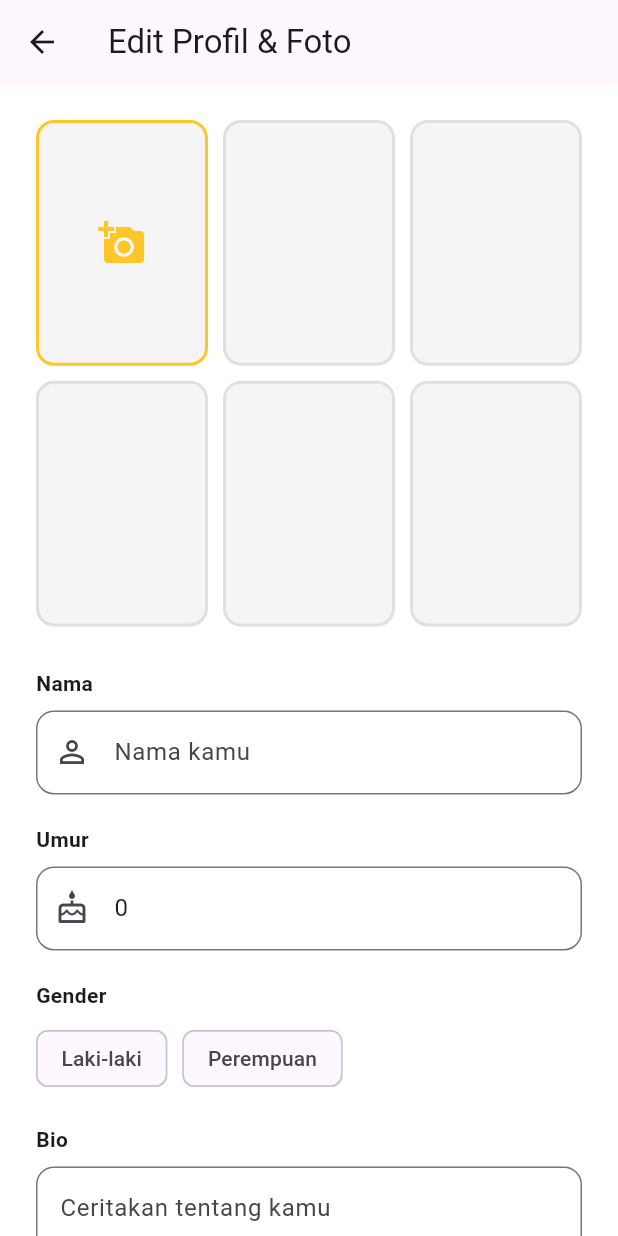
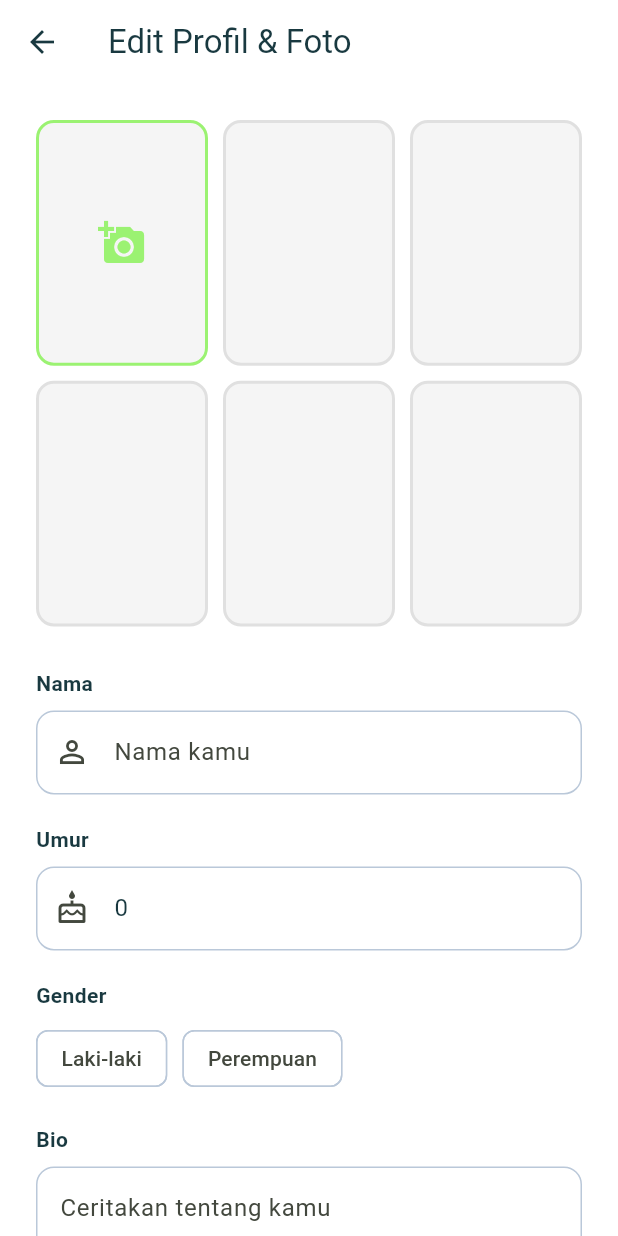
Before and after one commit to Yohanes-505/UTS-Mobprog-2026, a Flutter app: the EditProfileScreen screen opened directly, on a phone screen of 412 x 824 dp. Run offline on Flutter 3.47's test engine with Material 3 defaults, Android fonts, the light colour scheme and no system bars; our stand-ins replace firebase_core, firebase_messaging, flutter_local_notifications, geocoding, geolocator, get and 3 more; accounts and stored records are empty.

Commit message:
feat(profile): update main and app colors

```diff
--- a/lib/constants/app_colors.dart
+++ b/lib/constants/app_colors.dart
@@ -1,13 +1,46 @@
 import 'package:flutter/material.dart';
 
-/// Centralized color palette for the app, based on Bumble's brand colors.
 class AppColors {
   AppColors._();
 
-  static const Color primary = Color(0xFFFFC629); // Bumble yellow
-  static const Color onPrimary = Colors.black;     // text/icons on yellow
+  // Warna inti
+  static const Color lime = Color(0xFF9BF272);
+  static const Color green = Color(0xFF7ABF5A);
+  static const Color ink = Color(0xFF193940);
+  static const Color mist = Color(0xFFBAC8D9);
+
+  /// Latar tombol utama, chip terpilih, slider aktif.
+  static const Color primary = lime;
+
+  /// Teks/ikon DI ATAS `primary`.
+  static const Color onPrimary = ink;
+
+  /// Hijau tua turunan — untuk ikon, teks, dan border hijau di atas putih.
+  static const Color primaryDeep = Color(0xFF3F7A2A);
+
+  /// Latar lembut bernuansa hijau (pengganti purple.shade50, dsb).
+  static const Color primarySoft = Color(0xFFEFFBE7);
+
+  /// Border tipis bernuansa hijau (pengganti purple.shade100).
+  static const Color primaryBorder = Color(0xFFCFEFBC);
 
   static const Color background = Colors.white;
-  static const Color textPrimary = Colors.black;
-  static const Color textSecondary = Colors.grey;
+  static const Color surfaceMuted = Color(0xFFF2F5F8);
+
+  static const Color textPrimary = ink;
+  static const Color textSecondary = Color(0xFF5E7079);
+
+  /// Garis pemisah & border netral.
+  static const Color border = mist;
+
+  // Warna semantik
+  static const Color success = primaryDeep;
+  static const Color successSoft = primarySoft;
+
+  static const Color warning = Color(0xFFB7791F);
+  static const Color warningSoft = Color(0xFFFFF4E0);
+  static const Color warningBorder = Color(0xFFF5D9A8);
+
+  static const Color error = Color(0xFFC62828);
+  static const Color errorSoft = Color(0xFFFDECEC);
 }
--- a/lib/main.dart
+++ b/lib/main.dart
@@ -1,6 +1,7 @@
 import 'package:bumble/authentication/welcome_screen.dart';
 import 'package:flutter/material.dart';
 import 'package:get/get.dart';
+import 'package:bumble/constants/app_colors.dart';
 import 'package:bumble/controllers/profile_controller.dart';
 import 'package:supabase_flutter/supabase_flutter.dart';
 import 'package:firebase_core/firebase_core.dart';
@@ -52,12 +53,61 @@ class MyApp extends StatelessWidget {
   Widget build(BuildContext context) {
     return GetMaterialApp(
       navigatorKey: navigatorKey,
-      title: 'Bumble',
-      theme: ThemeData().copyWith(
-        scaffoldBackgroundColor: Colors.white,
-      ),
+      title: 'Meetcha',
+      theme: _meetchaTheme,
       debugShowCheckedModeBanner: false,
       home: const WelcomeScreen(),
     );
   }
 }
+
+/// Tema global Meetcha. Widget bawaan Flutter (Slider, Switch, Checkbox,
+/// progress indicator, ElevatedButton, dll) otomatis mengikuti ini,
+/// jadi warna tidak perlu diatur satu-satu di tiap layar.
+final ThemeData _meetchaTheme = ThemeData(
+  useMaterial3: true,
+  scaffoldBackgroundColor: AppColors.background,
+  colorScheme: ColorScheme.fromSeed(
+    seedColor: AppColors.lime,
+    primary: AppColors.primaryDeep,
+    onPrimary: Colors.white,
+    primaryContainer: AppColors.primary,
+    onPrimaryContainer: AppColors.onPrimary,
+    secondary: AppColors.green,
+    onSecondary: AppColors.ink,
+    error: AppColors.error,
+    surface: AppColors.background,
+    onSurface: AppColors.textPrimary,
+    outline: AppColors.border,
+  ),
+  appBarTheme: const AppBarTheme(
+    backgroundColor: AppColors.background,
+    foregroundColor: AppColors.ink,
+    elevation: 0,
+    surfaceTintColor: Colors.transparent,
+  ),
+  elevatedButtonTheme: ElevatedButtonThemeData(
+    style: ElevatedButton.styleFrom(
+      backgroundColor: AppColors.primary,
+      foregroundColor: AppColors.onPrimary,
+      shape: RoundedRectangleBorder(borderRadius: BorderRadius.circular(12)),
+    ),
+  ),
+  progressIndicatorTheme: const ProgressIndicatorThemeData(
+    color: AppColors.primaryDeep,
+  ),
+  chipTheme: ChipThemeData(
+    selectedColor: AppColors.primary,
+    checkmarkColor: AppColors.onPrimary,
+    side: const BorderSide(color: AppColors.border),
+  ),
+  sliderTheme: const SliderThemeData(
+    activeTrackColor: AppColors.primaryDeep,
+    thumbColor: AppColors.primaryDeep,
+    inactiveTrackColor: AppColors.primaryBorder,
+  ),
+  navigationBarTheme: NavigationBarThemeData(
+    indicatorColor: AppColors.primary,
+    backgroundColor: AppColors.background,
+  ),
+);
```
